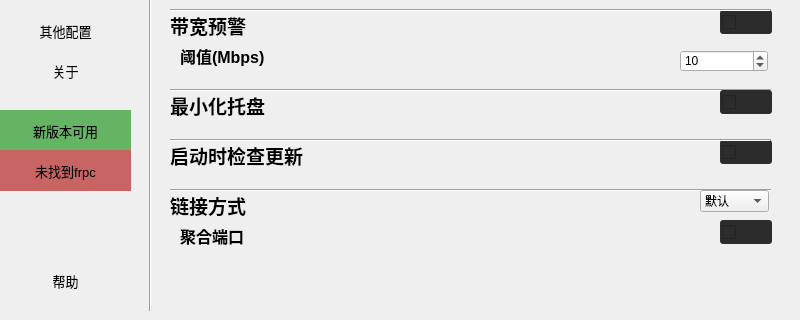
The window that ui/main.ui (LyceenAiro/EazyFrpSetting) describes before a commit, drawn with Qt 5; both pictures show x 0 to 800 and y 180 to 500 of the 800 by 500 pixel window.
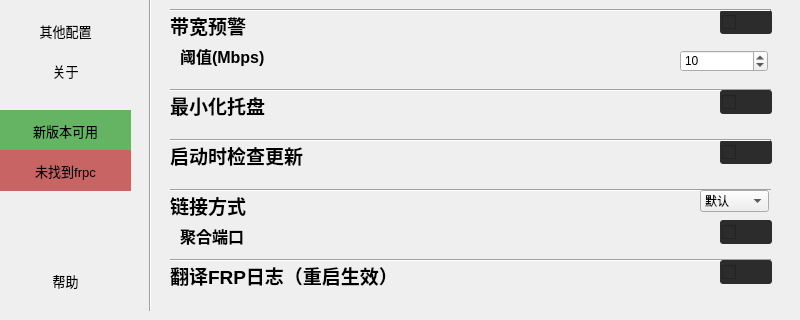
The same window after the commit.

Commit message: v2.2.0：日志翻译开关添加，重新整理初始化顺序

Diff of the .ui file:
```diff
--- a/ui/main.ui
+++ b/ui/main.ui
@@ -1758,6 +1758,81 @@
        <string/>
       </property>
      </widget>
+     <widget class="Line" name="line_13">
+      <property name="geometry">
+       <rect>
+        <x>10</x>
+        <y>420</y>
+        <width>601</width>
+        <height>20</height>
+       </rect>
+      </property>
+      <property name="orientation">
+       <enum>Qt::Orientation::Horizontal</enum>
+      </property>
+     </widget>
+     <widget class="QLabel" name="label_28">
+      <property name="geometry">
+       <rect>
+        <x>10</x>
+        <y>430</y>
+        <width>251</width>
+        <height>31</height>
+       </rect>
+      </property>
+      <property name="font">
+       <font>
+        <pointsize>14</pointsize>
+        <bold>true</bold>
+       </font>
+      </property>
+      <property name="text">
+       <string>翻译FRP日志（重启生效）</string>
+      </property>
+     </widget>
+     <widget class="QCheckBox" name="log_translate">
+      <property name="geometry">
+       <rect>
+        <x>560</x>
+        <y>430</y>
+        <width>52</width>
+        <height>24</height>
+       </rect>
+      </property>
+      <property name="styleSheet">
+       <string notr="true">QCheckBox {
+    background-color: #2c2c2c;
+    border-radius: 3px;
+    padding: 2px;
+}
+
+QCheckBox::checked {
+    background-color: #4cd964;
+	border-radius: 3px;
+	padding: 2px;
+}
+
+QCheckBox::indicator::checked { 
+	image: None;
+	width: 20px; height: 20px;
+	border-radius: 2px;
+	background-color: #ffffff;
+	position: relative;
+	left: 25px;
+}
+
+QCheckBox::indicator::unchecked { 
+	image: None;
+	width: 20px; height: 20px;
+	border-radius: 2px;
+	background-color: #2196F3;
+}
+</string>
+      </property>
+      <property name="text">
+       <string/>
+      </property>
+     </widget>
     </widget>
     <widget class="QWidget" name="page2">
      <widget class="Line" name="line_2">
```
The commit also changes 4 other files.
